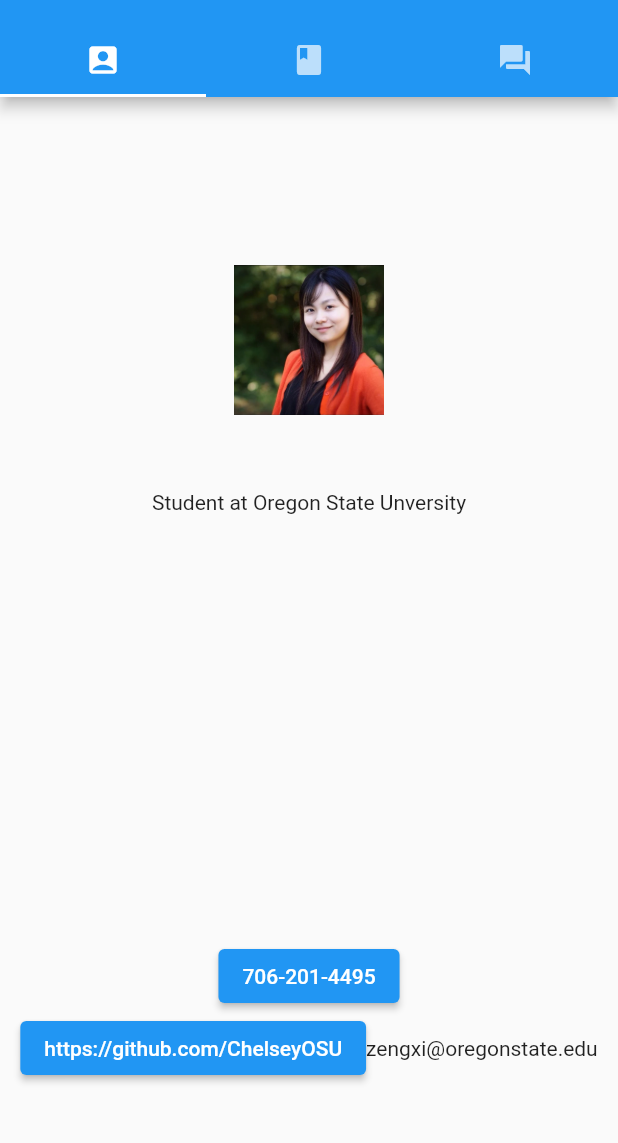
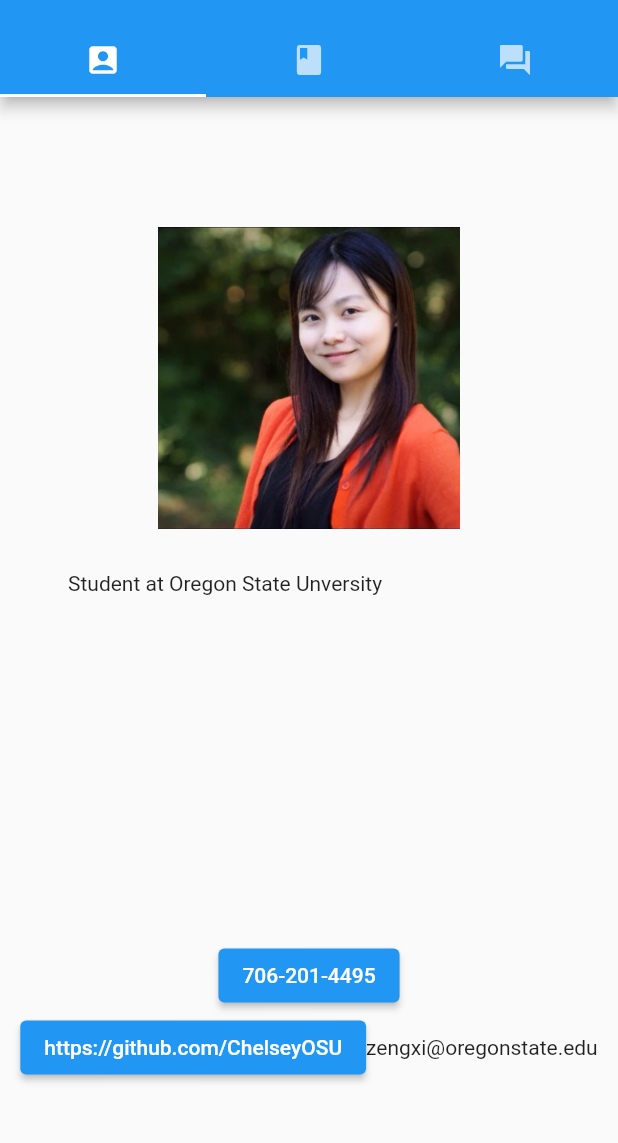
Before and after one commit to ChelseyOSU/call_me_maybe, a Flutter app: the screen it shows after launch, after a tap on "706-201-4495", on a phone screen of 412 x 824 dp, the part 59-1202 px from its top. Run offline on Flutter 3.47's test engine with Material 2 defaults, Android fonts, the phone set to English and light mode, and no system bars.

Commit message:
enable different orientation, use fractionalSized box

```diff
--- a/lib/main.dart
+++ b/lib/main.dart
@@ -1,6 +1,13 @@
 import 'package:flutter/material.dart';
+import 'package:flutter/services.dart';
 import 'call_me_maybe.dart';
 
 void main() {
+  WidgetsFlutterBinding.ensureInitialized();
+  SystemChrome.setPreferredOrientations([
+    DeviceOrientation.landscapeLeft,
+    DeviceOrientation.landscapeRight,
+    DeviceOrientation.portraitUp
+    ]);
   runApp(const CallMeMaybe());
 }
--- a/lib/screens/profile_screen.dart
+++ b/lib/screens/profile_screen.dart
@@ -15,12 +15,30 @@ class ProfileScreen extends StatelessWidget {
     return Column(
       mainAxisAlignment: MainAxisAlignment.center,
       children: [
-        SizedBox(child: profileImage(), height:200),
-        SizedBox(child: const Text("Student at Oregon State Unversity"), height:300),
+        Flexible(
+          child:FractionallySizedBox(
+          alignment: Alignment.center,
+          widthFactor: 0.8,
+          heightFactor: 0.8,
+          child: Padding(
+            padding: EdgeInsets.all(padding(context)),
+            child: profileImage()
+          ),
+        )),
+        Flexible(
+          child: FractionallySizedBox(
+            alignment: Alignment.center,
+            widthFactor: 0.8,
+            heightFactor: 0.8,
+            child: Padding(
+              padding: EdgeInsets.all(padding(context)),
+              child: const Text("Student at Oregon State Unversity")
+            ))
+        ),
         ElevatedButton(
           onPressed: _lanuchSMS,
           child: Text("706-201-4495")
-          ),
+        ),
         Row(
            mainAxisAlignment: MainAxisAlignment.center,
            children: [
@@ -32,6 +50,10 @@ class ProfileScreen extends StatelessWidget {
            ],
         )
       ]);
+  }
+
+  double padding(BuildContext context) {
+    return MediaQuery.of(context).size.width * 0.01;
   }
 }
 
```
